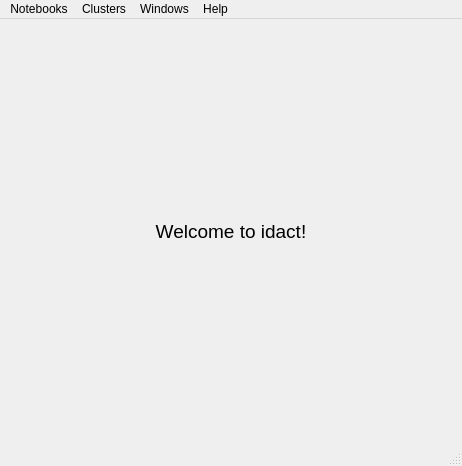
First picture: the form in gui/widgets_templates/main-window.ui, repository intdata-bsc/idact-gui, before the edit.
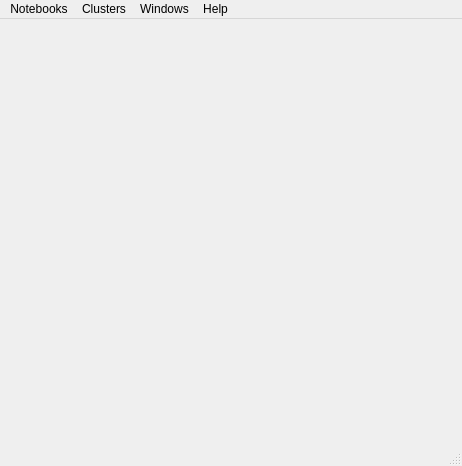
Second picture: the form after the edit.

Commit message: Set deploy notebook as welcome page

```diff
--- a/gui/widgets_templates/main-window.ui
+++ b/gui/widgets_templates/main-window.ui
@@ -14,26 +14,7 @@
    <string>MainWindow</string>
   </property>
   <widget class="QWidget" name="centralwidget">
-   <layout class="QGridLayout" name="gridLayout">
-    <item row="0" column="0">
-     <widget class="QLabel" name="label">
-      <property name="font">
-       <font>
-        <pointsize>14</pointsize>
-       </font>
-      </property>
-      <property name="autoFillBackground">
-       <bool>false</bool>
-      </property>
-      <property name="text">
-       <string>Welcome to idact!</string>
-      </property>
-      <property name="alignment">
-       <set>Qt::AlignCenter</set>
-      </property>
-     </widget>
-    </item>
-   </layout>
+   <layout class="QGridLayout" name="gridLayout"/>
   </widget>
   <widget class="QMenuBar" name="menubar">
    <property name="geometry">
```
The commit also changes 3 other files.
